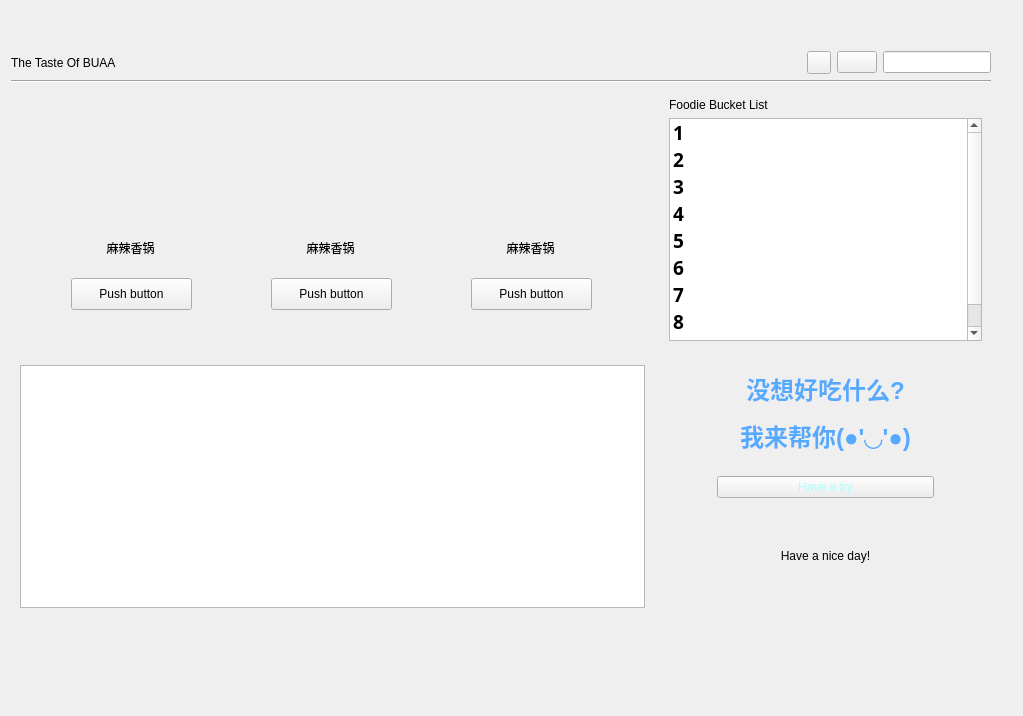
Above: HomeWidget/MyHomeWidget_ui.ui from AugetyVolta/BUAA-Python-2023 before the change. Below: the same form after it.
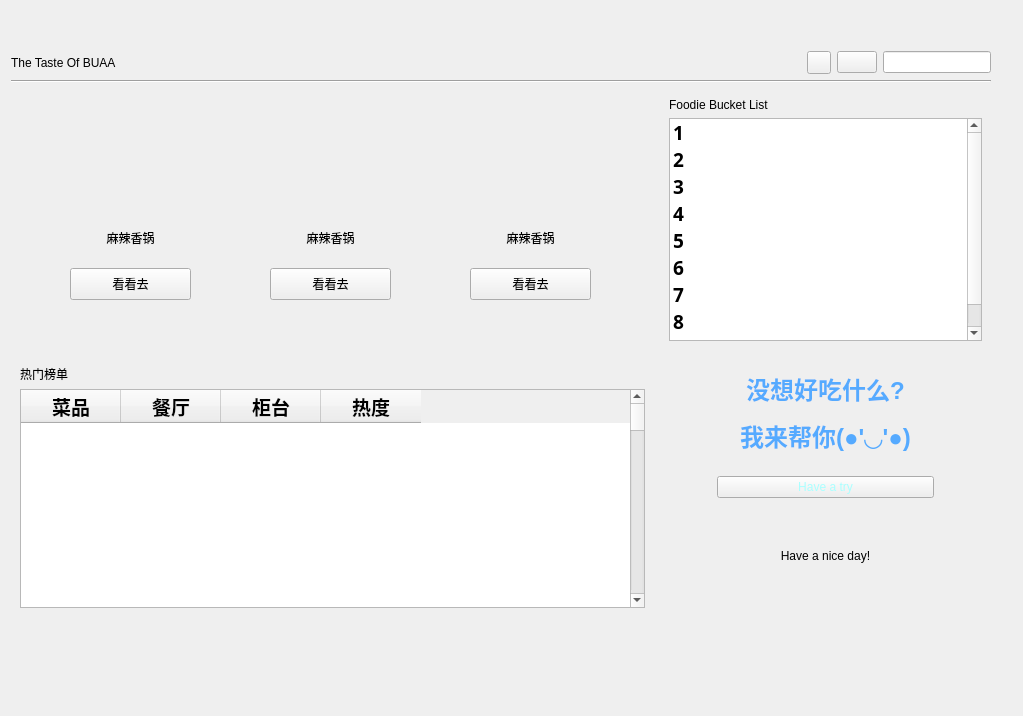
That is the form after the change. The open tabs and pages were chosen to show the change. Icons and pictures are not drawn. Custom widgets are drawn as their Qt base class.

Commit message: feat(HomeWidget):完善主界面接口

Diff of the .ui file:
```diff
--- a/HomeWidget/MyHomeWidget_ui.ui
+++ b/HomeWidget/MyHomeWidget_ui.ui
@@ -700,7 +700,200 @@
        </property>
        <layout class="QVBoxLayout" name="verticalLayout_5">
         <item>
-         <widget class="ListWidget" name="ListWidget_2"/>
+         <widget class="SubtitleLabel" name="SubtitleLabel_2">
+          <property name="styleSheet">
+           <string notr="true">border-color: rgb(170, 170, 255);</string>
+          </property>
+          <property name="text">
+           <string>热门榜单</string>
+          </property>
+         </widget>
+        </item>
+        <item>
+         <widget class="TableWidget" name="recommendTable">
+          <property name="font">
+           <font>
+            <family>微软雅黑</family>
+            <pointsize>12</pointsize>
+            <weight>75</weight>
+            <bold>true</bold>
+           </font>
+          </property>
+          <property name="focusPolicy">
+           <enum>Qt::StrongFocus</enum>
+          </property>
+          <property name="acceptDrops">
+           <bool>true</bool>
+          </property>
+          <property name="verticalScrollBarPolicy">
+           <enum>Qt::ScrollBarAsNeeded</enum>
+          </property>
+          <property name="horizontalScrollBarPolicy">
+           <enum>Qt::ScrollBarAsNeeded</enum>
+          </property>
+          <property name="sizeAdjustPolicy">
+           <enum>QAbstractScrollArea::AdjustIgnored</enum>
+          </property>
+          <property name="autoScrollMargin">
+           <number>16</number>
+          </property>
+          <property name="editTriggers">
+           <set>QAbstractItemView::NoEditTriggers</set>
+          </property>
+          <property name="selectionMode">
+           <enum>QAbstractItemView::ExtendedSelection</enum>
+          </property>
+          <property name="selectionBehavior">
+           <enum>QAbstractItemView::SelectRows</enum>
+          </property>
+          <property name="textElideMode">
+           <enum>Qt::ElideRight</enum>
+          </property>
+          <property name="verticalScrollMode">
+           <enum>QAbstractItemView::ScrollPerPixel</enum>
+          </property>
+          <property name="showGrid">
+           <bool>false</bool>
+          </property>
+          <property name="gridStyle">
+           <enum>Qt::CustomDashLine</enum>
+          </property>
+          <property name="sortingEnabled">
+           <bool>false</bool>
+          </property>
+          <property name="wordWrap">
+           <bool>true</bool>
+          </property>
+          <property name="cornerButtonEnabled">
+           <bool>true</bool>
+          </property>
+          <property name="rowCount">
+           <number>50</number>
+          </property>
+          <property name="columnCount">
+           <number>4</number>
+          </property>
+          <attribute name="horizontalHeaderVisible">
+           <bool>true</bool>
+          </attribute>
+          <attribute name="horizontalHeaderCascadingSectionResizes">
+           <bool>false</bool>
+          </attribute>
+          <attribute name="horizontalHeaderHighlightSections">
+           <bool>false</bool>
+          </attribute>
+          <attribute name="horizontalHeaderShowSortIndicator" stdset="0">
+           <bool>false</bool>
+          </attribute>
+          <attribute name="horizontalHeaderStretchLastSection">
+           <bool>false</bool>
+          </attribute>
+          <attribute name="verticalHeaderVisible">
+           <bool>false</bool>
+          </attribute>
+          <attribute name="verticalHeaderCascadingSectionResizes">
+           <bool>false</bool>
+          </attribute>
+          <attribute name="verticalHeaderMinimumSectionSize">
+           <number>23</number>
+          </attribute>
+          <attribute name="verticalHeaderShowSortIndicator" stdset="0">
+           <bool>false</bool>
+          </attribute>
+          <attribute name="verticalHeaderStretchLastSection">
+           <bool>false</bool>
+          </attribute>
+          <row/>
+          <row/>
+          <row/>
+          <row/>
+          <row/>
+          <row/>
+          <row/>
+          <row/>
+          <row/>
+          <row/>
+          <row/>
+          <row/>
+          <row/>
+          <row/>
+          <row/>
+          <row/>
+          <row/>
+          <row/>
+          <row/>
+          <row/>
+          <row/>
+          <row/>
+          <row/>
+          <row/>
+          <row/>
+          <row/>
+          <row/>
+          <row/>
+          <row/>
+          <row/>
+          <row/>
+          <row/>
+          <row/>
+          <row/>
+          <row/>
+          <row/>
+          <row/>
+          <row/>
+          <row/>
+          <row/>
+          <row/>
+          <row/>
+          <row/>
+          <row/>
+          <row/>
+          <row/>
+          <row/>
+          <row/>
+          <row/>
+          <row/>
+          <column>
+           <property name="text">
+            <string>菜品</string>
+           </property>
+           <property name="font">
+            <font>
+             <pointsize>14</pointsize>
+            </font>
+           </property>
+          </column>
+          <column>
+           <property name="text">
+            <string>餐厅</string>
+           </property>
+           <property name="font">
+            <font>
+             <pointsize>14</pointsize>
+            </font>
+           </property>
+          </column>
+          <column>
+           <property name="text">
+            <string>柜台</string>
+           </property>
+           <property name="font">
+            <font>
+             <pointsize>14</pointsize>
+            </font>
+           </property>
+          </column>
+          <column>
+           <property name="text">
+            <string>热度</string>
+           </property>
+           <property name="font">
+            <font>
+             <pointsize>14</pointsize>
+            </font>
+           </property>
+          </column>
+         </widget>
         </item>
        </layout>
       </widget>
@@ -714,87 +907,90 @@
            <number>2</number>
           </property>
           <widget class="QWidget" name="page_3">
+           <widget class="CardWidget" name="CardWidget_1">
+            <property name="geometry">
+             <rect>
+              <x>30</x>
+              <y>10</y>
+              <width>161</width>
+              <height>211</height>
+             </rect>
+            </property>
+            <widget class="ImageLabel" name="ImageLabel_1">
+             <property name="geometry">
+              <rect>
+               <x>31</x>
+               <y>1</y>
+               <width>96</width>
+               <height>96</height>
+              </rect>
+             </property>
+             <property name="sizePolicy">
+              <sizepolicy hsizetype="Fixed" vsizetype="Fixed">
+               <horstretch>0</horstretch>
+               <verstretch>0</verstretch>
+              </sizepolicy>
+             </property>
+             <property name="minimumSize">
+              <size>
+               <width>96</width>
+               <height>96</height>
+              </size>
+             </property>
+             <property name="maximumSize">
+              <size>
+               <width>96</width>
+               <height>96</height>
+              </size>
+             </property>
+             <property name="layoutDirection">
+              <enum>Qt::LeftToRight</enum>
+             </property>
+             <property name="frameShape">
+              <enum>QFrame::NoFrame</enum>
+             </property>
+             <property name="alignment">
+              <set>Qt::AlignCenter</set>
+             </property>
+            </widget>
+            <widget class="BodyLabel" name="dishNameLable_1">
+             <property name="geometry">
+              <rect>
+               <x>25</x>
+               <y>109</y>
+               <width>111</width>
+               <height>41</height>
+              </rect>
+             </property>
+             <property name="text">
+              <string>麻辣香锅</string>
+             </property>
+             <property name="alignment">
+              <set>Qt::AlignCenter</set>
+             </property>
+             <property name="pixelFontSize" stdset="0">
+              <number>15</number>
+             </property>
+            </widget>
+            <widget class="PrimaryPushButton" name="PrimaryPushButton_1">
+             <property name="geometry">
+              <rect>
+               <x>20</x>
+               <y>160</y>
+               <width>121</width>
+               <height>32</height>
+              </rect>
+             </property>
+             <property name="text">
+              <string>看看去</string>
+             </property>
+            </widget>
+           </widget>
            <widget class="CardWidget" name="CardWidget_3">
             <property name="geometry">
              <rect>
-              <x>30</x>
-              <y>20</y>
-              <width>161</width>
-              <height>211</height>
-             </rect>
-            </property>
-            <widget class="ImageLabel" name="ImageLabel">
-             <property name="geometry">
-              <rect>
-               <x>31</x>
-               <y>1</y>
-               <width>96</width>
-               <height>96</height>
-              </rect>
-             </property>
-             <property name="sizePolicy">
-              <sizepolicy hsizetype="Fixed" vsizetype="Fixed">
-               <horstretch>0</horstretch>
-               <verstretch>0</verstretch>
-              </sizepolicy>
-             </property>
-             <property name="minimumSize">
-              <size>
-               <width>96</width>
-               <height>96</height>
-              </size>
-             </property>
-             <property name="maximumSize">
-              <size>
-               <width>96</width>
-               <height>96</height>
-              </size>
-             </property>
-             <property name="layoutDirection">
-              <enum>Qt::LeftToRight</enum>
-             </property>
-             <property name="frameShape">
-              <enum>QFrame::NoFrame</enum>
-             </property>
-             <property name="alignment">
-              <set>Qt::AlignCenter</set>
-             </property>
-            </widget>
-            <widget class="BodyLabel" name="BodyLabel">
-             <property name="geometry">
-              <rect>
-               <x>25</x>
-               <y>109</y>
-               <width>111</width>
-               <height>41</height>
-              </rect>
-             </property>
-             <property name="text">
-              <string>麻辣香锅</string>
-             </property>
-             <property name="alignment">
-              <set>Qt::AlignCenter</set>
-             </property>
-            </widget>
-            <widget class="PushButton" name="PushButton">
-             <property name="geometry">
-              <rect>
-               <x>21</x>
-               <y>160</y>
-               <width>121</width>
-               <height>32</height>
-              </rect>
-             </property>
-             <property name="text">
-              <string>Push button</string>
-             </property>
-            </widget>
-           </widget>
-           <widget class="CardWidget" name="CardWidget_4">
-            <property name="geometry">
-             <rect>
               <x>230</x>
-              <y>20</y>
+              <y>10</y>
               <width>161</width>
               <height>211</height>
              </rect>
@@ -852,17 +1048,17 @@
               <set>Qt::AlignCenter</set>
              </property>
             </widget>
-            <widget class="PushButton" name="PushButton_2">
+            <widget class="PrimaryPushButton" name="PrimaryPushButton_2">
              <property name="geometry">
               <rect>
-               <x>21</x>
+               <x>20</x>
                <y>160</y>
                <width>121</width>
                <height>32</height>
               </rect>
              </property>
              <property name="text">
-              <string>Push button</string>
+              <string>看看去</string>
              </property>
             </widget>
            </widget>
@@ -870,7 +1066,7 @@
             <property name="geometry">
              <rect>
               <x>430</x>
-              <y>20</y>
+              <y>10</y>
               <width>161</width>
               <height>211</height>
              </rect>
@@ -928,17 +1124,17 @@
               <set>Qt::AlignCenter</set>
              </property>
             </widget>
-            <widget class="PushButton" name="PushButton_3">
+            <widget class="PrimaryPushButton" name="PrimaryPushButton_3">
              <property name="geometry">
               <rect>
-               <x>21</x>
+               <x>20</x>
                <y>160</y>
                <width>121</width>
                <height>32</height>
               </rect>
              </property>
              <property name="text">
-              <string>Push button</string>
+              <string>看看去</string>
              </property>
             </widget>
            </widget>
@@ -1491,6 +1687,11 @@
    <extends>QListWidget</extends>
    <header>qfluentwidgets</header>
   </customwidget>
+  <customwidget>
+   <class>TableWidget</class>
+   <extends>QTableWidget</extends>
+   <header>qfluentwidgets</header>
+  </customwidget>
  </customwidgets>
  <resources>
   <include location="../picture_set/pic.qrc"/>
```
Left out of the diff: 78 changed lines with no effect on the pictures. The commit also changes 6 other files.
